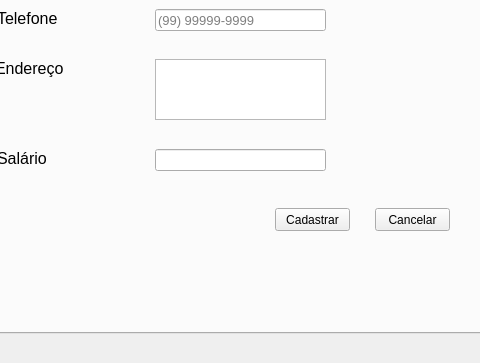
Old version of the form src/UI_Estacionamento.ui in the repository zBl4ckUser/proj-estacionamento; both pictures show x 173 to 653 and y 237 to 600 of the 865 by 600 pixel window.
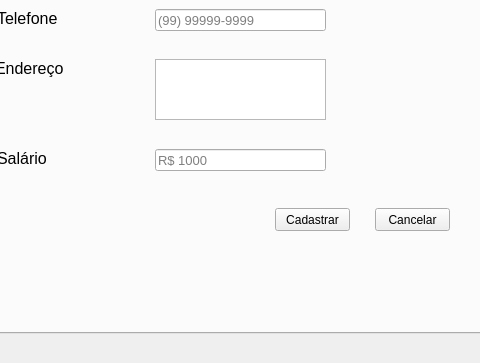
New version of the form. The open tabs and pages were chosen to show the change. Icons and pictures are not drawn.

Commit message: Validate name input

```diff
--- a/src/UI_Estacionamento.ui
+++ b/src/UI_Estacionamento.ui
@@ -631,6 +631,9 @@
       <property name="maxLength">
        <number>15</number>
       </property>
+      <property name="placeholderText">
+       <string>R$ 1000</string>
+      </property>
      </widget>
      <widget class="QLabel" name="label_10">
       <property name="geometry">
```
The commit also changes 2 other files.
